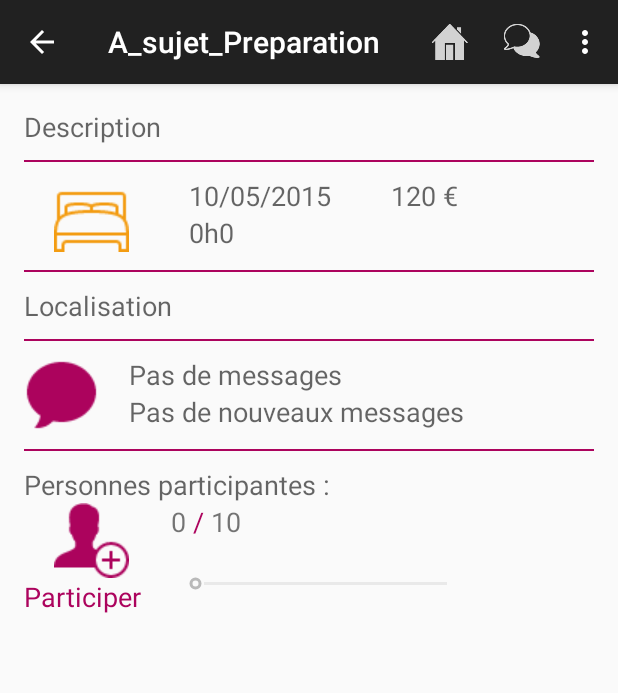
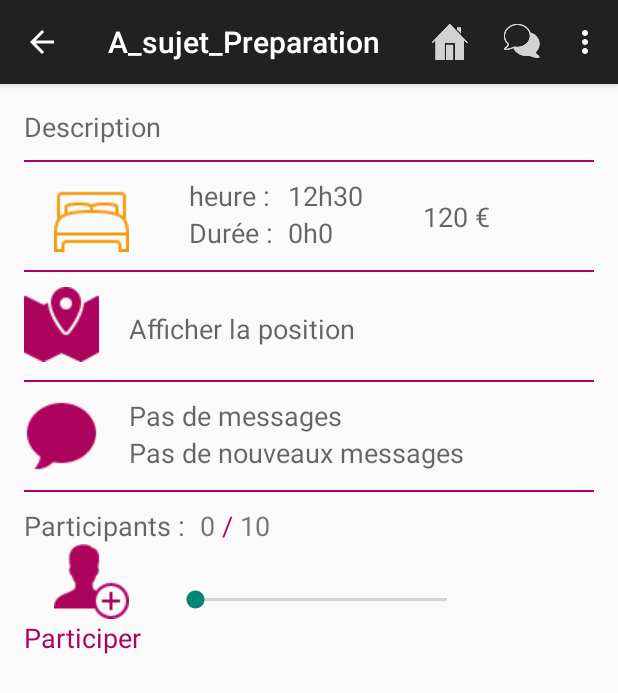
Before and after one commit to tatawi/MIT, an Android app: the A_sujet_Preparation screen opened directly, with no data from a screen before it, on a phone screen of 412 x 824 dp. Shown: the top 693 px of the screen. Run offline under Robolectric (Android 15) with nearby library versions, the phone set to English and light mode, and no system bars; libraries missing offline, so code that uses them is left out: com.parse; 25 statements that could not run were skipped.

Commit message:
Merge remote-tracking branch 'origin/master'
Conflicts:
	app/src/main/java/com/mit/mit/MainActivity.java
	app/src/main/res/layout/activity_a_project_new.xml

```diff
--- a/app/src/main/java/com/mit/mit/A_projet_Preparation.java
+++ b/app/src/main/java/com/mit/mit/A_projet_Preparation.java
@@ -111,9 +111,10 @@ public class A_projet_Preparation extends MainActivity {
                 LinearLayout LL = new LinearLayout(this);
                 LL.setOrientation(LinearLayout.HORIZONTAL);
                 LL.setLayoutParams(LLParams);
-                LL.setPadding(0,10,0,10);
+                LL.setPadding(0, 10, 0, 10);
 
-
+                //LL.setId(nbParcours);
+                //LL.setOnClickListener(onClickDay);
 
 
                 //IMAGE CALENDRIER
--- a/app/src/main/java/com/mit/mit/A_sujet_Preparation.java
+++ b/app/src/main/java/com/mit/mit/A_sujet_Preparation.java
@@ -35,6 +35,7 @@ public class A_sujet_Preparation extends MainActivity {
     private TextView lb_nbParticipants;
     private TextView lb_nbParticipantsTotal;
     private TextView lb_erreurAdd;
+    private ImageButton btn_map;
 
     //android:id="@+id/sujetPreparation_lb_description"
     //sujetPreparation_btn_type
@@ -81,11 +82,12 @@ public class A_sujet_Preparation extends MainActivity {
         lb_nbParticipants = (TextView) findViewById(R.id.sujetPreparation_lb_nbParticipants);
         lb_nbParticipantsTotal= (TextView) findViewById(R.id.sujetPreparation_lb_nbParticipantsTotal);
         lb_erreurAdd= (TextView) findViewById(R.id.sujetPreparation_lb_texteAjoutPart);
+        btn_map = (ImageButton) findViewById(R.id.sujetPreparation_btn_map);
 
         //listeners
         btn_conv.setOnClickListener(onOpenConv);
         btn_participer.setOnClickListener(onParticiper);
-
+        btn_map.setOnClickListener(onMapClick);
 
 
 
@@ -180,6 +182,17 @@ public class A_sujet_Preparation extends MainActivity {
         }
     };
 
+    //bouton creer
+    View.OnClickListener onMapClick = new View.OnClickListener() {
+        public void onClick(View v) {
+
+
+            Intent intent = new Intent(A_sujet_Preparation.this, A_sujet_Map_view.class);
+            startActivity(intent);
+
+        }
+    };
+
 
     //bouton participer
     View.OnClickListener onParticiper = new View.OnClickListener() {
@@ -208,11 +221,7 @@ public class A_sujet_Preparation extends MainActivity {
                 progressBar_participations.setProgress(sujet.personnesAyantAccepte.size());
                 lb_nbParticipants.setText("" + sujet.personnesAyantAccepte.size());
 
-
-
-
                 //vérifier si on passe le sujet en valide
-
                 int nbTotal=projet.liste_participants.size();
                 int nbParticipants=sujet.personnesAyantAccepte.size();
 
@@ -243,12 +252,6 @@ public class A_sujet_Preparation extends MainActivity {
                 lb_erreurAdd.setVisibility(View.VISIBLE);
                 lb_erreurAdd.setText("Vote déjà enregistré");
             }
-
-
-
-
-
-
 
         }
     };
@@ -333,7 +336,7 @@ public void majInterface()
     //participants
     progressBar_participations.setMax(projet.liste_participants.size());
     progressBar_participations.setProgress(sujet.personnesAyantAccepte.size());
-    progressBar_participations.setEnabled(false);
+    //progressBar_participations.setEnabled(false);
 
     lb_nbParticipants.setText(""+sujet.personnesAyantAccepte.size());
     lb_nbParticipantsTotal.setText(""+projet.liste_participants.size());
--- a/app/src/main/java/com/mit/mit/MainActivity.java
+++ b/app/src/main/java/com/mit/mit/MainActivity.java
@@ -249,6 +249,7 @@ public class MainActivity extends AppCompatActivity {
                         sujet.description = parse.getString("description");
                         sujet.type = parse.getString("type");
                         sujet.localisation = parse.getString("localisation");
+                        sujet.localisation2 = parse.getString("localisation2");
                         sujet.duree = parse.getInt("duree");
                         sujet.prix = parse.getDouble("prix");
                         sujet.messagesToString = parse.getString("messagesToString");
--- /dev/null
+++ b/app/src/main/res/layout/activity_a_jour__map_view.xml
@@ -0,0 +1,5 @@
+<fragment xmlns:android="http://schemas.android.com/apk/res/android"
+    xmlns:tools="http://schemas.android.com/tools" android:layout_width="match_parent"
+    android:layout_height="match_parent" android:id="@+id/map"
+    tools:context="com.mit.mit.A_jour_Map_view"
+    android:name="com.google.android.gms.maps.SupportMapFragment" />
--- /dev/null
+++ b/app/src/main/res/layout/activity_a_sujet__map_view.xml
@@ -0,0 +1,5 @@
+<fragment xmlns:android="http://schemas.android.com/apk/res/android"
+    xmlns:tools="http://schemas.android.com/tools" android:layout_width="match_parent"
+    android:layout_height="match_parent" android:id="@+id/map"
+    tools:context="com.mit.mit.A_sujet_Map_view"
+    android:name="com.google.android.gms.maps.SupportMapFragment" />
--- a/app/src/main/res/layout/activity_a_sujet__preparation.xml
+++ b/app/src/main/res/layout/activity_a_sujet__preparation.xml
@@ -12,17 +12,17 @@
         android:layout_width="fill_parent"
         android:layout_height="fill_parent"
         android:id="@+id/scrollView3">
+
         <LinearLayout
             android:orientation="vertical"
             android:layout_width="fill_parent"
             android:layout_height="fill_parent">
 
-
-
             <LinearLayout
                 android:orientation="vertical"
                 android:layout_width="fill_parent"
                 android:layout_height="wrap_content">
+
                 <TextView
                     android:layout_width="fill_parent"
                     android:layout_height="wrap_content"
@@ -31,12 +31,15 @@
                     android:id="@+id/sujetPreparation_lb_description" />
              </LinearLayout>
 
+
+
             <View
                 android:layout_width="fill_parent"
                 android:layout_height="2px"
                 android:background="#ac035d"
                 android:layout_marginTop="10dp"
                 android:layout_marginBottom="10dp" />
+
 
 
             <LinearLayout
@@ -58,12 +61,34 @@
                     android:layout_width="wrap_content"
                     android:layout_height="wrap_content"
                     android:paddingLeft="40dp">
+
                         <TextView
                             android:layout_width="wrap_content"
                             android:layout_height="wrap_content"
                             android:textAppearance="?android:attr/textAppearanceMedium"
-                    android:text="10/05/2015"
+                            android:text="heure :"/>
+
+                        <TextView
+                            android:layout_width="wrap_content"
+                            android:layout_height="wrap_content"
+                            android:textAppearance="?android:attr/textAppearanceMedium"
+                            android:text="Durée :"/>
+
+                </LinearLayout>
+
+                <LinearLayout
+                    android:orientation="vertical"
+                    android:layout_width="wrap_content"
+                    android:layout_height="wrap_content"
+                    android:paddingLeft="10dp">
+
+                    <TextView
+                        android:layout_width="wrap_content"
+                        android:layout_height="wrap_content"
+                        android:textAppearance="?android:attr/textAppearanceMedium"
+                        android:text="12h30"
                         android:id="@+id/sujetPreparation_lb_date" />
+
                     <TextView
                         android:layout_width="wrap_content"
                         android:layout_height="wrap_content"
@@ -72,7 +97,9 @@
                         android:id="@+id/sujetPreparation_lb_duree" />
 
                 </LinearLayout>
+
                 <TextView
+                    android:paddingTop="14dp"
                     android:layout_width="wrap_content"
                     android:layout_height="wrap_content"
                     android:paddingLeft="40dp"
@@ -82,6 +109,8 @@
 
             </LinearLayout>
 
+
+
             <View
                 android:layout_width="fill_parent"
                 android:layout_height="2px"
@@ -89,18 +118,33 @@
                 android:layout_marginTop="10dp"
                 android:layout_marginBottom="10dp" />
 
+
+
             <LinearLayout
                 android:orientation="horizontal"
                 android:layout_width="fill_parent"
                 android:layout_height="wrap_content">
 
+                <ImageButton
+                    android:id="@+id/sujetPreparation_btn_map"
+                    android:layout_width="wrap_content"
+                    android:layout_height="wrap_content"
+                    android:src="@drawable/ic_map"
+                    android:background="@null"
+                    android:layout_marginBottom="2dp"/>
+
                 <TextView
+                    android:paddingTop="15dp"
+                    android:paddingLeft="20dp"
                     android:layout_width="wrap_content"
                     android:layout_height="wrap_content"
                     android:textAppearance="?android:attr/textAppearanceMedium"
-                android:text="Localisation" />
+                    android:text="Afficher la position" />
 
             </LinearLayout>
+
+
+
 
             <View
                 android:layout_width="fill_parent"
@@ -108,6 +152,9 @@
                 android:background="#ac035d"
                 android:layout_marginTop="10dp"
                 android:layout_marginBottom="10dp" />
+
+
+
 
             <LinearLayout
                 android:orientation="horizontal"
@@ -146,6 +193,9 @@
 
             </LinearLayout>
 
+
+
+
             <View
                 android:layout_width="fill_parent"
                 android:layout_height="2px"
@@ -155,11 +205,48 @@
 
 
 
+
+            <LinearLayout
+                android:orientation="horizontal"
+                android:layout_width="200dp"
+                android:layout_height="wrap_content">
+
                 <TextView
                     android:layout_width="wrap_content"
                     android:layout_height="wrap_content"
                     android:textAppearance="?android:attr/textAppearanceMedium"
-                android:text="Personnes participantes :" />
+                    android:paddingRight="10dp"
+                    android:text="Participants :" />
+
+                <LinearLayout
+                    android:orientation="horizontal"
+                    android:layout_width="200dp"
+                    android:layout_height="wrap_content">
+
+                    <TextView
+                        android:id="@+id/sujetPreparation_lb_nbParticipants"
+                        android:layout_width="wrap_content"
+                        android:layout_height="wrap_content"
+                        android:text="0"
+                        android:textSize="18dp"/>
+
+                    <TextView
+                        android:layout_width="wrap_content"
+                        android:layout_height="wrap_content"
+                        android:text=" / "
+                        android:textColor="#ac035d"
+                        android:textSize="18dp"/>
+
+                    <TextView
+                        android:id="@+id/sujetPreparation_lb_nbParticipantsTotal"
+                        android:layout_width="wrap_content"
+                        android:layout_height="wrap_content"
+                        android:text="10"
+                        android:textSize="18dp"/>
+
+                </LinearLayout>
+
+            </LinearLayout>
 
             <LinearLayout
                 android:orientation="horizontal"
@@ -194,31 +281,8 @@
                     android:layout_width="200dp"
                     android:layout_height="wrap_content">
 
-                <LinearLayout
-                    android:orientation="horizontal"
-                    android:layout_width="200dp"
-                    android:layout_height="wrap_content">
-                        <TextView
-                            android:id="@+id/sujetPreparation_lb_nbParticipants"
-                            android:layout_width="wrap_content"
-                            android:layout_height="wrap_content"
-                            android:text="0"
-                            android:textSize="18dp"/>
-                        <TextView
-                            android:layout_width="wrap_content"
-                            android:layout_height="wrap_content"
-                            android:text=" / "
-                            android:textColor="#ac035d"
-                            android:textSize="18dp"/>
-                        <TextView
-                            android:id="@+id/sujetPreparation_lb_nbParticipantsTotal"
-                            android:layout_width="wrap_content"
-                            android:layout_height="wrap_content"
-                            android:text="10"
-                            android:textSize="18dp"/>
-
-                    </LinearLayout>
                     <SeekBar
+                        android:paddingTop="8dp"
                         android:id="@+id/sujetPreparation_progressBar"
                         android:layout_width="fill_parent"
                         android:layout_height="wrap_content"
@@ -235,17 +299,7 @@
                 android:textColor="#ac035d"
                 android:paddingLeft="100dp"
                 android:layout_width="wrap_content"
-                android:layout_height="wrap_content"
-                />
-
-
-
-
-
-
-
-
-
+                android:layout_height="wrap_content" />
 
 
 
--- a/app/src/main/res/values/strings.xml
+++ b/app/src/main/res/values/strings.xml
@@ -18,6 +18,8 @@
     <string name="title_activity_a_sujet__map_set">Map</string>
     <string name="title_activity_a__connexion">A_Connexion</string>
     <string name="title_activity_c__map">Map</string>
+    <string name="title_activity_a_sujet__map_view">Map</string>
+    <string name="title_activity_a_jour__map_view">Map</string>
 
 
 </resources>
```
Also changed, not shown: app/src/main/AndroidManifest.xml (+14 -0 lines), app/src/main/java/com/mit/mit/A_jour_Map_view.java (added, +206 -0 lines), app/src/main/java/com/mit/mit/A_jour_Preparation.java (+13 -0 lines), app/src/main/java/com/mit/mit/A_sujet_Map_set.java (+12 -3 lines), app/src/main/java/com/mit/mit/A_sujet_Map_view.java (added, +223 -0 lines), app/src/main/java/com/mit/mit/DAO_Sujet.java (+5 -4 lines), app/src/main/res/menu/menu_a_jour__preparation.xml (+7 -1 lines), app/build.gradle (line endings or trailing spaces), app/src/main/res/drawable-hdpi/ic_action_map.png (added), app/src/main/res/drawable-mdpi/ic_action_map.png (added), app/src/main/res/drawable-mdpi/ic_map.png (added), app/src/main/res/drawable-xhdpi/ic_action_map.png (added), app/src/main/res/drawable-xxhdpi/ic_action_map.png (added). Lines whose indentation alone changed are shown as unchanged.
